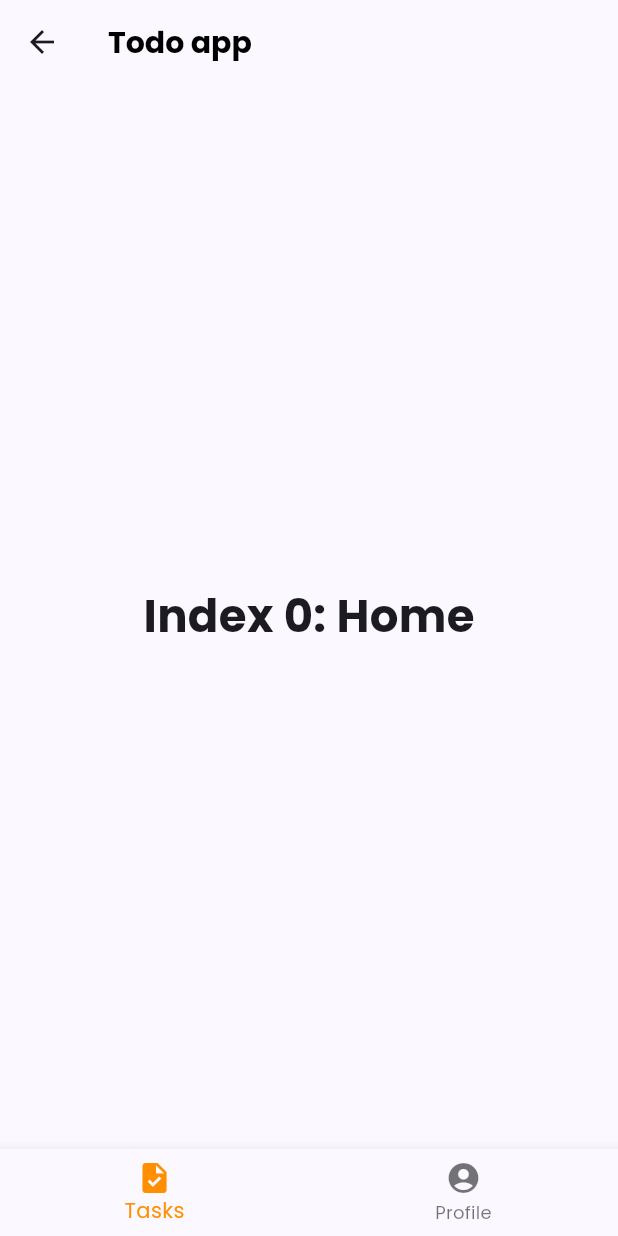
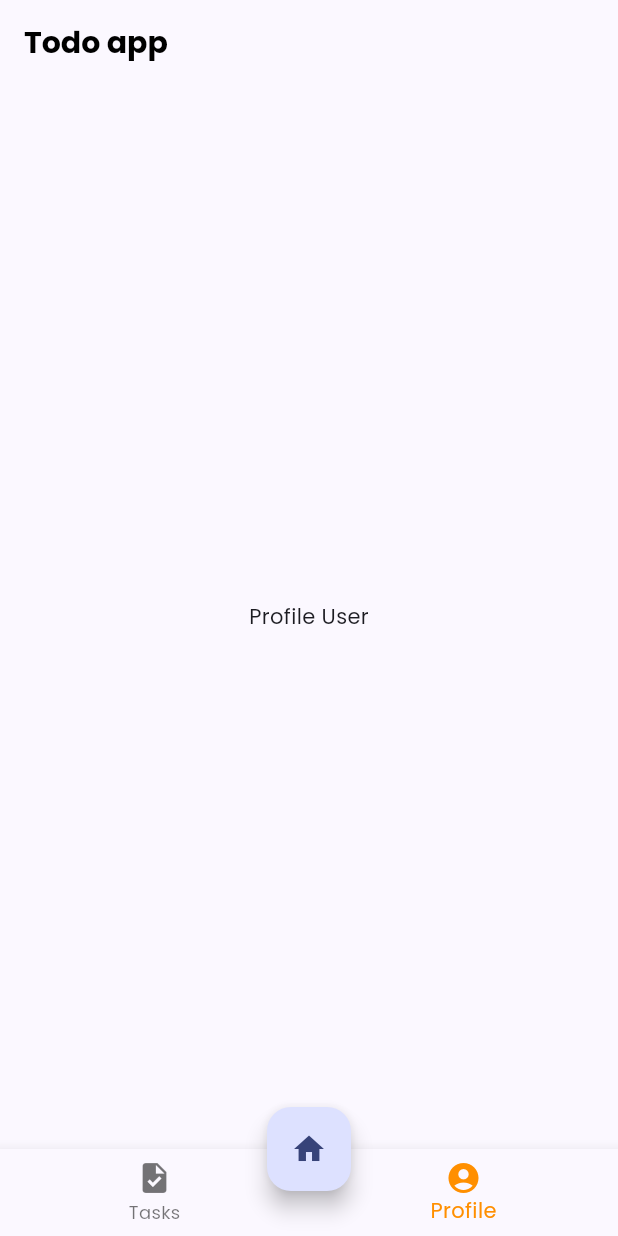
Before and after one commit to RH203/todo-app-flutter, a Flutter app: the TodoScreen screen opened directly, on a phone screen of 412 x 824 dp. Run offline on Flutter 3.47's test engine with Material 3 defaults, Android fonts, the phone set to English and light mode, and no system bars; our stand-ins replace google_fonts.

Commit message:
implementation BottomNavigationBarItem

```diff
--- /dev/null
+++ b/lib/screens/profile_user.dart
@@ -0,0 +1,17 @@
+import 'package:flutter/material.dart';
+
+class ProfileUser extends StatefulWidget {
+  const ProfileUser({super.key});
+
+  @override
+  State<ProfileUser> createState() => _ProfileUserState();
+}
+
+class _ProfileUserState extends State<ProfileUser> {
+  @override
+  Widget build(BuildContext context) {
+    return const Center(
+      child: Text("Profile User"),
+    );
+  }
+}
--- a/lib/screens/todo_screen.dart
+++ b/lib/screens/todo_screen.dart
@@ -1,5 +1,7 @@
 import 'package:flutter/material.dart';
 import 'package:todo_app/screens/homescreen.dart';
+import 'package:todo_app/screens/profile_user.dart';
+import 'package:todo_app/screens/todo_user.dart';
 
 class TodoScreen extends StatefulWidget {
   const TodoScreen({Key? key}) : super(key: key);
@@ -9,19 +11,11 @@ class TodoScreen extends StatefulWidget {
 }
 
 class _TodoScreenState extends State<TodoScreen> {
-  int _selectedIndex = 0;
+  int _selectedIndex = 1;
 
-  static const TextStyle optionStyle =
-      TextStyle(fontSize: 30, fontWeight: FontWeight.bold);
   static const List<Widget> _widgetOptions = <Widget>[
-    Text(
-      'Index 0: Home',
-      style: optionStyle,
-    ),
-    Text(
-      'Index 1: Business',
-      style: optionStyle,
-    ),
+    TodoUser(),
+    ProfileUser(),
   ];
 
   void _onItemTapped(int index) {
@@ -34,24 +28,24 @@ class _TodoScreenState extends State<TodoScreen> {
   Widget build(BuildContext context) {
     return Scaffold(
       appBar: AppBar(
-        leading: IconButton(
-          onPressed: () {
-            Navigator.of(context).push(
-              MaterialPageRoute(builder: (context) => const Homescreen()),
-            );
-          },
-          icon: const Icon(Icons.arrow_back),
-        ),
         title: Text(
           "Todo app",
           style: Theme.of(context).textTheme.titleLarge!.copyWith(
                 color: const Color(0xFF000000),
               ),
         ),
+        automaticallyImplyLeading: false,
       ),
       body: Center(
         child: _widgetOptions.elementAt(_selectedIndex),
       ),
+      floatingActionButtonLocation: FloatingActionButtonLocation.centerDocked,
+      floatingActionButton: FloatingActionButton(
+          onPressed: () {
+            Navigator.of(context).push(
+                MaterialPageRoute(builder: (context) => const Homescreen()));
+          },
+          child: const Icon(Icons.home)),
       bottomNavigationBar: BottomNavigationBar(
         items: const <BottomNavigationBarItem>[
           BottomNavigationBarItem(
--- /dev/null
+++ b/lib/screens/todo_user.dart
@@ -0,0 +1,17 @@
+import 'package:flutter/material.dart';
+
+class TodoUser extends StatefulWidget {
+  const TodoUser({super.key});
+
+  @override
+  State<TodoUser> createState() => _TodoUserState();
+}
+
+class _TodoUserState extends State<TodoUser> {
+  @override
+  Widget build(BuildContext context) {
+    return const Center(
+      child: Text("Todo user"),
+    );
+  }
+}
```
